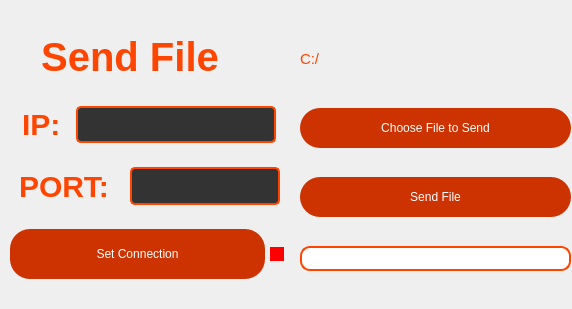
Above: ui/SendingFile.ui from bartzlot/file_sender before the change. Below: the same form after it.
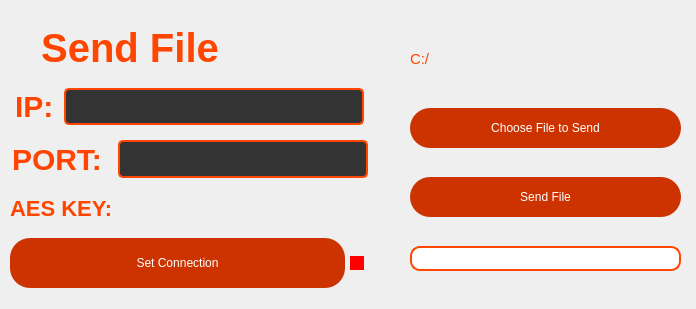
That is the form after the change.

Commit message: Added encryption and decryption in sending and recv points

```diff
--- a/ui/SendingFile.ui
+++ b/ui/SendingFile.ui
@@ -6,7 +6,7 @@
    <rect>
     <x>0</x>
     <y>0</y>
-    <width>572</width>
+    <width>696</width>
     <height>309</height>
    </rect>
   </property>
@@ -18,14 +18,14 @@
     <property name="geometry">
      <rect>
       <x>10</x>
-      <y>10</y>
-      <width>280</width>
-      <height>293</height>
+      <y>12</y>
+      <width>360</width>
+      <height>291</height>
      </rect>
     </property>
     <layout class="QVBoxLayout" name="verticalLayout">
      <property name="spacing">
-      <number>2</number>
+      <number>4</number>
      </property>
      <item>
       <widget class="QLabel" name="label">
@@ -84,7 +84,7 @@
         <widget class="QTextEdit" name="ip_text_edit">
          <property name="maximumSize">
           <size>
-           <width>200</width>
+           <width>300</width>
            <height>37</height>
           </size>
          </property>
@@ -155,7 +155,7 @@
         <widget class="QTextEdit" name="port_text_edit">
          <property name="maximumSize">
           <size>
-           <width>150</width>
+           <width>250</width>
            <height>38</height>
           </size>
          </property>
@@ -191,6 +191,66 @@
        </item>
       </layout>
      </item>
+     <item>
+      <layout class="QHBoxLayout" name="horizontalLayout_5">
+       <property name="spacing">
+        <number>-1</number>
+       </property>
+       <item>
+        <widget class="QLabel" name="label_5">
+         <property name="maximumSize">
+          <size>
+           <width>110</width>
+           <height>100</height>
+          </size>
+         </property>
+         <property name="styleSheet">
+          <string notr="true">QLabel {
+    font-family: Arial, sans-serif;
+    font-size: 22px; /* Larger font size */
+    font-weight: bold; /* Make the text bold */
+    color: #FF4500; /* Red text color (example: DarkOrange) */
+    background: transparent; /* No background */
+    text-align: center; /* Center the text horizontally */
+}
+</string>
+         </property>
+         <property name="text">
+          <string>AES KEY:</string>
+         </property>
+        </widget>
+       </item>
+       <item>
+        <widget class="QLabel" name="aes_label">
+         <property name="maximumSize">
+          <size>
+           <width>250</width>
+           <height>30</height>
+          </size>
+         </property>
+         <property name="styleSheet">
+          <string notr="true">QLabel {
+    font-family: Arial, sans-serif;
+    font-size: 14px; /* Larger font size */
+    color: #ff8457; /* Red text color (example: DarkOrange) */
+    background: transparent; /* No background */
+    text-align: center; /* Center the text horizontally */
+    selection: on; /* Allow text selection */
+}</string>
+         </property>
+         <property name="text">
+          <string/>
+         </property>
+         <property name="alignment">
+          <set>Qt::AlignCenter</set>
+         </property>
+         <property name="wordWrap">
+          <bool>true</bool>
+         </property>
+        </widget>
+       </item>
+      </layout>
+     </item>
      <item>
       <layout class="QHBoxLayout" name="horizontalLayout_4">
        <property name="spacing">
@@ -261,7 +321,7 @@
    <widget class="QWidget" name="verticalLayoutWidget_2">
     <property name="geometry">
      <rect>
-      <x>300</x>
+      <x>410</x>
       <y>10</y>
       <width>271</width>
       <height>291</height>
```
The commit also changes 6 other files.
